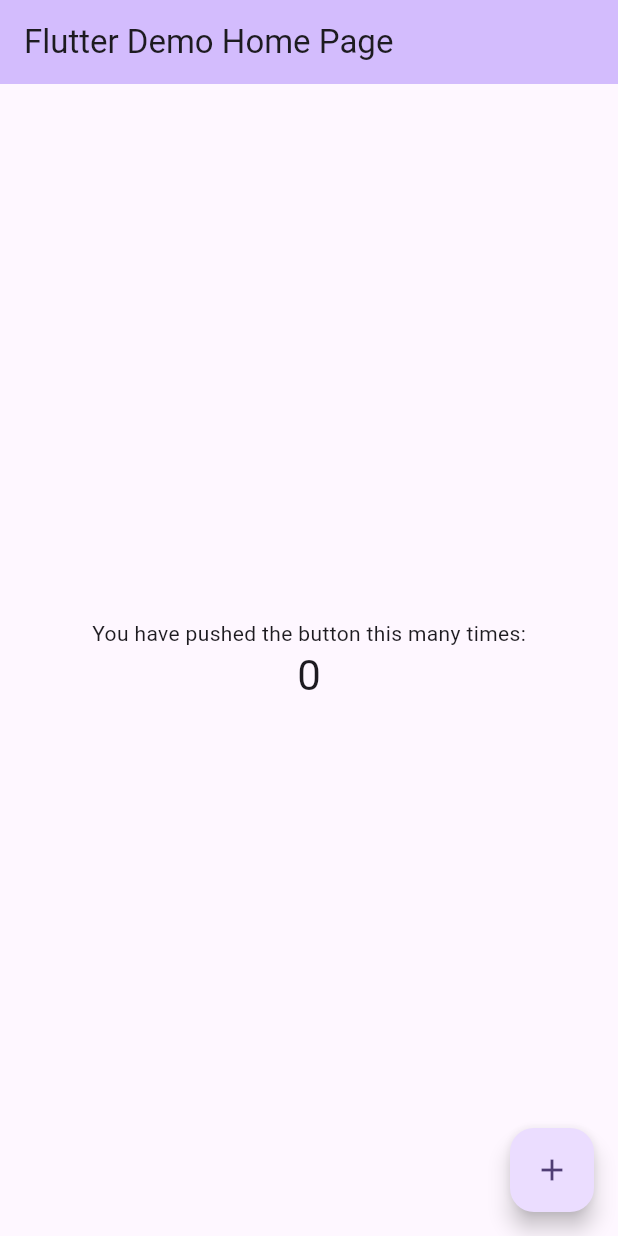
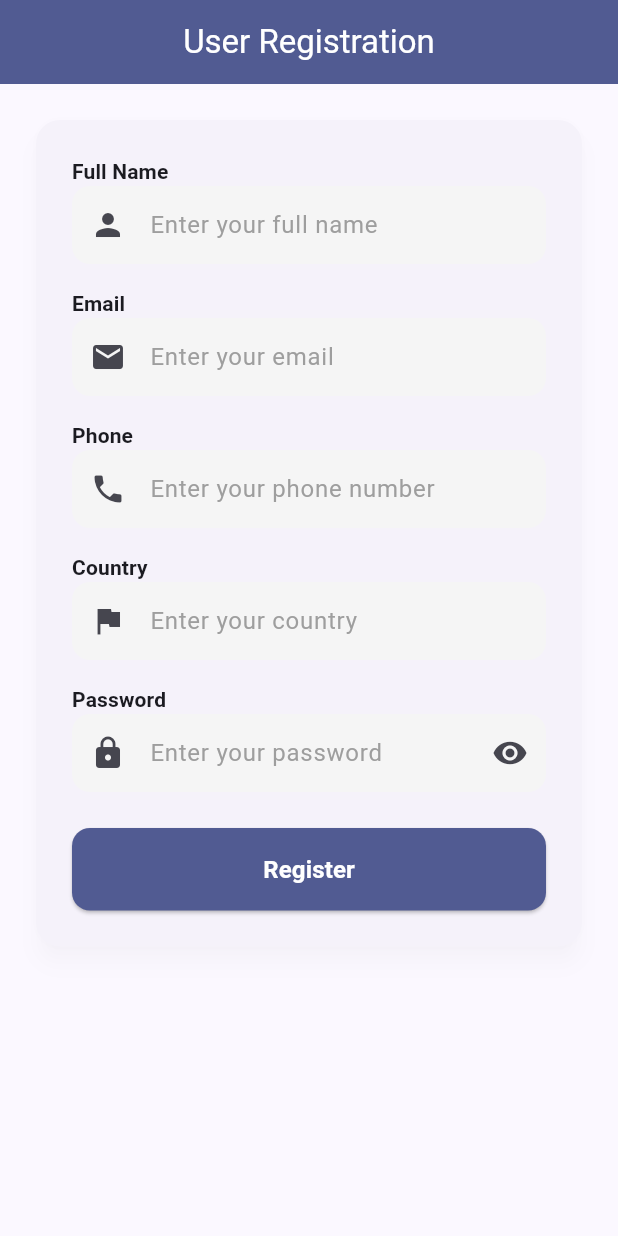
Before and after one commit to Jawharyy/registration_page, a Flutter app: the screen it shows after launch, on a phone screen of 412 x 824 dp. Run offline on Flutter 3.47's test engine with Material 3 defaults, Android fonts, the phone set to English and light mode, and no system bars.

Commit message:
create_registration_page

```diff
--- a/lib/main.dart
+++ b/lib/main.dart
@@ -7,45 +7,36 @@ void main() {
 class MyApp extends StatelessWidget {
   const MyApp({super.key});
 
-  // This widget is the root of your application.
   @override
   Widget build(BuildContext context) {
     return MaterialApp(
-      title: 'Flutter Demo',
+      title: 'Registration Page',
       theme: ThemeData(
-        // This is the theme of your application.
-        //
-        // TRY THIS: Try running your application with "flutter run". You'll see
-        // the application has a purple toolbar. Then, without quitting the app,
-        // try changing the seedColor in the colorScheme below to Colors.green
-        // and then invoke "hot reload" (save your changes or press the "hot
-        // reload" button in a Flutter-supported IDE, or press "r" if you used
-        // the command line to start the app).
-        //
-        // Notice that the counter didn't reset back to zero; the application
-        // state is not lost during the reload. To reset the state, use hot
-        // restart instead.
-        //
-        // This works for code too, not just values: Most code changes can be
-        // tested with just a hot reload.
-        colorScheme: ColorScheme.fromSeed(seedColor: Colors.deepPurple),
+        colorScheme: ColorScheme.fromSeed(seedColor: Colors.indigo),
+        useMaterial3: true,
+        inputDecorationTheme: InputDecorationTheme(
+          filled: true,
+          fillColor: Colors.grey.shade100,
+          contentPadding: EdgeInsets.symmetric(horizontal: 16, vertical: 14),
+          border: OutlineInputBorder(
+            borderRadius: BorderRadius.circular(12),
+            borderSide: BorderSide.none,
+          ),
+          hintStyle: TextStyle(color: Colors.grey.shade500),
+        ),
+        textTheme: const TextTheme(
+          bodyMedium: TextStyle(fontSize: 16),
+          labelLarge: TextStyle(fontWeight: FontWeight.w600),
+        ),
       ),
-      home: const MyHomePage(title: 'Flutter Demo Home Page'),
+      home: const MyHomePage(title: 'User Registration'),
+      debugShowCheckedModeBanner: false,
     );
   }
 }
 
 class MyHomePage extends StatefulWidget {
   const MyHomePage({super.key, required this.title});
-
-  // This widget is the home page of your application. It is stateful, meaning
-  // that it has a State object (defined below) that contains fields that affect
-  // how it looks.
-
-  // This class is the configuration for the state. It holds the values (in this
-  // case the title) provided by the parent (in this case the App widget) and
-  // used by the build method of the State. Fields in a Widget subclass are
-  // always marked "final".
 
   final String title;
 
@@ -54,69 +45,111 @@ class MyHomePage extends StatefulWidget {
 }
 
 class _MyHomePageState extends State<MyHomePage> {
-  int _counter = 0;
-
-  void _incrementCounter() {
-    setState(() {
-      // This call to setState tells the Flutter framework that something has
-      // changed in this State, which causes it to rerun the build method below
-      // so that the display can reflect the updated values. If we changed
-      // _counter without calling setState(), then the build method would not be
-      // called again, and so nothing would appear to happen.
-      _counter++;
-    });
-  }
+  final _formKey = GlobalKey<FormState>();
+  bool _obscurePassword = true;
 
   @override
   Widget build(BuildContext context) {
-    // This method is rerun every time setState is called, for instance as done
-    // by the _incrementCounter method above.
-    //
-    // The Flutter framework has been optimized to make rerunning build methods
-    // fast, so that you can just rebuild anything that needs updating rather
-    // than having to individually change instances of widgets.
+    final theme = Theme.of(context);
+
     return Scaffold(
       appBar: AppBar(
-        // TRY THIS: Try changing the color here to a specific color (to
-        // Colors.amber, perhaps?) and trigger a hot reload to see the AppBar
-        // change color while the other colors stay the same.
-        backgroundColor: Theme.of(context).colorScheme.inversePrimary,
-        // Here we take the value from the MyHomePage object that was created by
-        // the App.build method, and use it to set our appbar title.
-        title: Text(widget.title),
+        title: Text(widget.title, style: TextStyle(color: Colors.white)),
+        centerTitle: true,
+        backgroundColor: theme.colorScheme.primary,
+        elevation: 3,
       ),
-      body: Center(
-        // Center is a layout widget. It takes a single child and positions it
-        // in the middle of the parent.
-        child: Column(
-          // Column is also a layout widget. It takes a list of children and
-          // arranges them vertically. By default, it sizes itself to fit its
-          // children horizontally, and tries to be as tall as its parent.
-          //
-          // Column has various properties to control how it sizes itself and
-          // how it positions its children. Here we use mainAxisAlignment to
-          // center the children vertically; the main axis here is the vertical
-          // axis because Columns are vertical (the cross axis would be
-          // horizontal).
-          //
-          // TRY THIS: Invoke "debug painting" (choose the "Toggle Debug Paint"
-          // action in the IDE, or press "p" in the console), to see the
-          // wireframe for each widget.
-          mainAxisAlignment: MainAxisAlignment.center,
-          children: <Widget>[
-            const Text('You have pushed the button this many times:'),
-            Text(
-              '$_counter',
-              style: Theme.of(context).textTheme.headlineMedium,
+      body: SingleChildScrollView(
+        padding: const EdgeInsets.all(20),
+        child: Center(
+          child: ConstrainedBox(
+            constraints: const BoxConstraints(maxWidth: 500),
+            child: Card(
+              shape: RoundedRectangleBorder(borderRadius: BorderRadius.circular(16)),
+              elevation: 6,
+              shadowColor: Colors.black12,
+              child: Padding(
+                padding: const EdgeInsets.all(24),
+                child: Form(
+                  key: _formKey,
+                  child: Column(
+                    crossAxisAlignment: CrossAxisAlignment.start,
+                    children: [
+                      _buildLabel("Full Name"),
+                      _buildTextField(Icons.person, "Enter your full name"),
+                      SizedBox(height: 16),
+                      _buildLabel("Email"),
+                      _buildTextField(Icons.email, "Enter your email"),
+                      SizedBox(height: 16),
+                      _buildLabel("Phone"),
+                      _buildTextField(Icons.phone, "Enter your phone number", inputType: TextInputType.phone),
+                      SizedBox(height: 16),
+                      _buildLabel("Country"),
+                      _buildTextField(Icons.flag, "Enter your country"),
+                      SizedBox(height: 16),
+                      _buildLabel("Password"),
+                      TextFormField(
+                        obscureText: _obscurePassword,
+                        decoration: InputDecoration(
+                          prefixIcon: const Icon(Icons.lock),
+                          hintText: 'Enter your password',
+                          suffixIcon: IconButton(
+                            icon: Icon(_obscurePassword ? Icons.visibility : Icons.visibility_off),
+                            onPressed: () {
+                              setState(() {
+                                _obscurePassword = !_obscurePassword;
+                              });
+                            },
+                          ),
+                        ),
+                      ),
+                      const SizedBox(height: 24),
+                      Center(
+                        child: SizedBox(
+                          width: double.infinity,
+                          child: ElevatedButton(
+                            onPressed: () {
+                              if (_formKey.currentState!.validate()) {
+                                // Process form
+                              }
+                            },
+                            style: ElevatedButton.styleFrom(
+                              backgroundColor: theme.colorScheme.primary,
+                              foregroundColor: Colors.white,
+                              padding: const EdgeInsets.symmetric(vertical: 16),
+                              shape: RoundedRectangleBorder(
+                                borderRadius: BorderRadius.circular(12),
+                              ),
+                            ),
+                            child: const Text("Register", style: TextStyle(fontSize: 16)),
+                          ),
+                        ),
+                      ),
+                    ],
+                  ),
+                ),
+              ),
             ),
-          ],
+          ),
         ),
       ),
-      floatingActionButton: FloatingActionButton(
-        onPressed: _incrementCounter,
-        tooltip: 'Increment',
-        child: const Icon(Icons.add),
-      ), // This trailing comma makes auto-formatting nicer for build methods.
+    );
+  }
+
+  Widget _buildLabel(String text) {
+    return Text(
+      text,
+      style: Theme.of(context).textTheme.labelLarge,
+    );
+  }
+
+  Widget _buildTextField(IconData icon, String hint, {TextInputType inputType = TextInputType.text}) {
+    return TextFormField(
+      keyboardType: inputType,
+      decoration: InputDecoration(
+        prefixIcon: Icon(icon),
+        hintText: hint,
+      ),
     );
   }
 }
```
